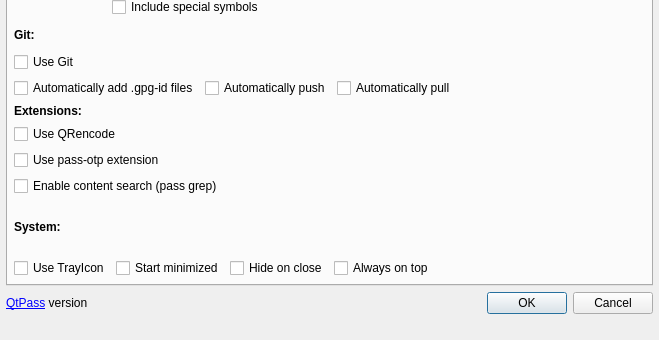
IJHack/QtPass, file src/configdialog.ui: the form before one commit; both pictures show x 0 to 659 and y 388 to 728 of the 659 by 728 pixel window.
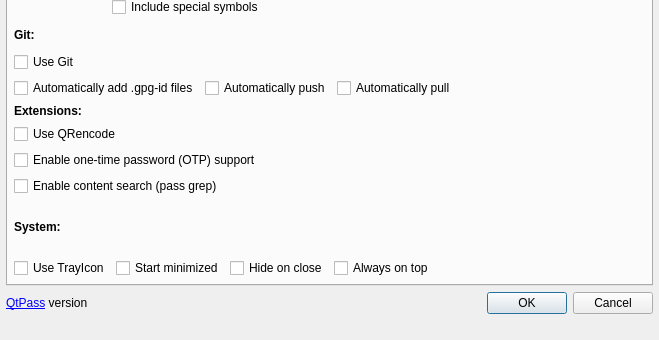
The form after the commit. Icons and pictures are not drawn.

The edit to the form file:
```diff
--- a/src/configdialog.ui
+++ b/src/configdialog.ui
@@ -585,7 +585,7 @@
               <bool>true</bool>
              </property>
              <property name="text">
-              <string>Use pass-otp extension</string>
+              <string>Enable one-time password (OTP) support</string>
              </property>
             </widget>
            </item>
```
